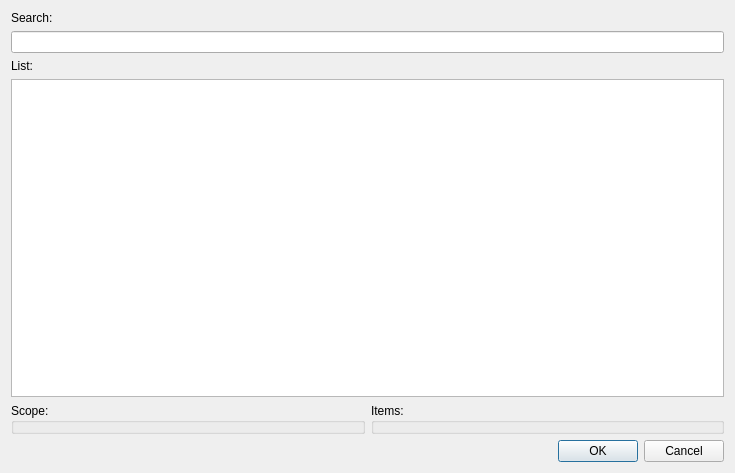
Qt form plugins/quickopen/quickopen.ui (KDE/kdevelop) before a commit.
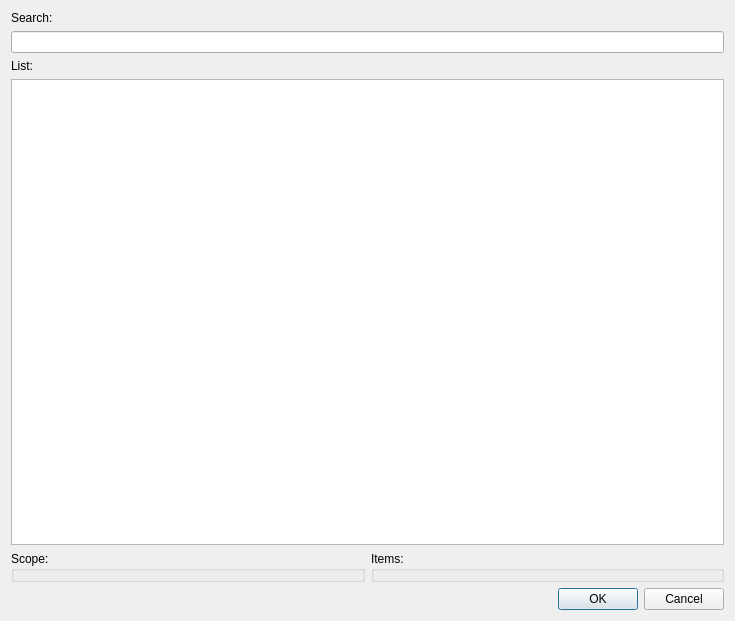
The same form after that commit. Custom widgets are drawn as their Qt base class.

```diff
--- a/plugins/quickopen/quickopen.ui
+++ b/plugins/quickopen/quickopen.ui
@@ -6,7 +6,7 @@
     <x>0</x>
     <y>0</y>
     <width>735</width>
-    <height>473</height>
+    <height>621</height>
    </rect>
   </property>
   <property name="windowTitle" >
```
